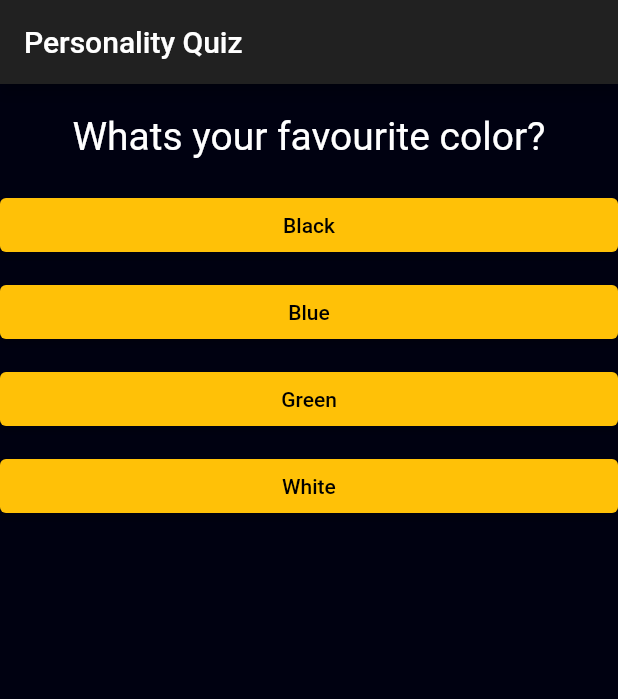
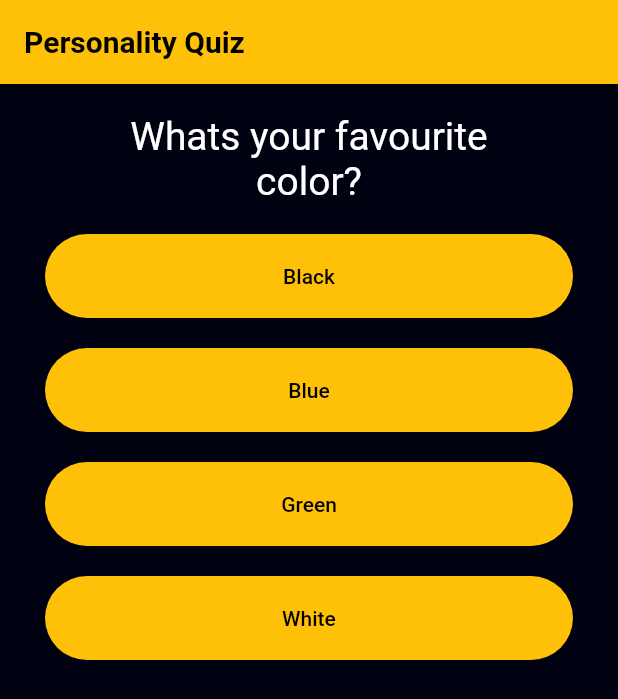
Before and after one commit to Basith-P/Quiz-App, a Flutter app: the screen it shows after launch, on a phone screen of 412 x 824 dp. Shown: the top 699 px of the screen. Run offline on Flutter 3.47's test engine with Material 2 defaults, Android fonts, the light colour scheme and no system bars.

Commit message:
Change style

```diff
--- a/lib/answers.dart
+++ b/lib/answers.dart
@@ -9,12 +9,14 @@ class Answer extends StatelessWidget {
   @override
   Widget build(BuildContext context) {
     return Container(
-      padding: EdgeInsets.only(bottom: 10),
+      margin: EdgeInsets.only(bottom: 20),
       width: double.infinity,
       child: ElevatedButton(
         style: ElevatedButton.styleFrom(
+          onPrimary: Colors.black,
+          padding: EdgeInsets.all(20),
           primary: Colors.amber,
-          onPrimary: Colors.black,
+          shape: StadiumBorder(),
         ),
         child: Text(answerText),
         onPressed: selectHandler,
--- a/lib/main.dart
+++ b/lib/main.dart
@@ -74,16 +74,23 @@ class _MyAppState extends State<MyApp> {
         child: Scaffold(
             backgroundColor: Color(0xff000111),
             appBar: AppBar(
-            title: Text('Personality Quiz'),
+              backgroundColor: Colors.amber,
+              title: Text(
+                'Personality Quiz',
+                style:
+                    TextStyle(color: Colors.black, fontWeight: FontWeight.bold),
               ),
-          body: _questionIndex < _questions.length
+            ),
+            body: Container(
+              padding: EdgeInsets.symmetric(horizontal: 30),
+              child: _questionIndex < _questions.length
                   ? Quiz(
                       questions: _questions,
                       questionIndex: _questionIndex,
                       answerQuestion: _answerQuestion,
                     )
                   : Result(_totoalScore, _resetQuiz),
-        ),
+            )),
       ),
     );
   }
--- a/lib/result.dart
+++ b/lib/result.dart
@@ -45,8 +45,10 @@ class Result extends StatelessWidget {
         const SizedBox(height: 50),
         ElevatedButton(
           style: ElevatedButton.styleFrom(
+            onPrimary: Colors.black,
+            padding: EdgeInsets.all(20),
             primary: Colors.amber,
-            onPrimary: Colors.black,
+            shape: StadiumBorder(),
           ),
           child: Text('Reset'),
           onPressed: resetHandler,
```
Lines whose indentation alone changed are shown as unchanged.
